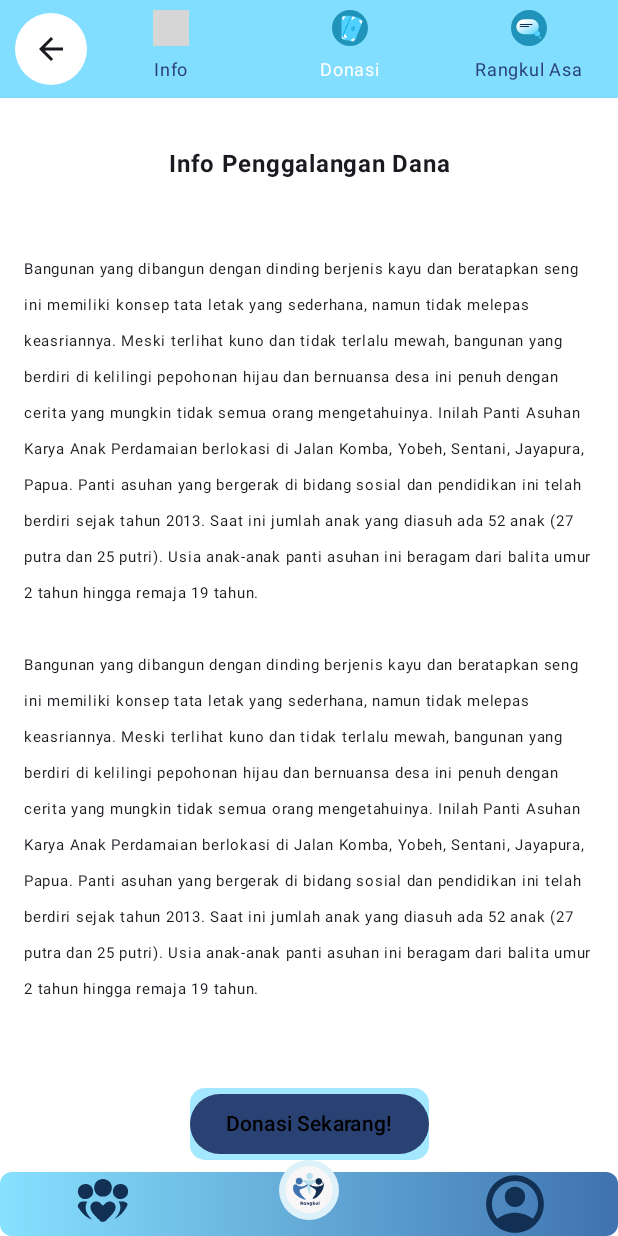
After one commit to Debbylelycaa/Rangkul-app, an Android app built with Jetpack Compose: the InfoPenggalanganDanaScreen screen opened through its navigation route, on a phone screen of 412 x 824 dp. The commit adds this screen. Run offline under Robolectric (Android 15) with nearby library versions, the phone set to English and light mode, and no system bars; grey boxes are pictures that could not be loaded.

Commit message:
info penggalangan dana

```diff
--- a/app/src/main/java/org/starlee/rangkulapp/navigation/NavGraph.kt
+++ b/app/src/main/java/org/starlee/rangkulapp/navigation/NavGraph.kt
@@ -7,6 +7,7 @@ import androidx.navigation.compose.composable
 import androidx.navigation.compose.rememberNavController
 import org.starlee.rangkulapp.ui.screen.BerandaScreen
 import org.starlee.rangkulapp.ui.screen.DetailPembayaranScreen
+import org.starlee.rangkulapp.ui.screen.InfoPenggalanganDanaScreen
 import org.starlee.rangkulapp.ui.screen.MulaiDonasiScreen
 import org.starlee.rangkulapp.ui.screen.PembayaranBerhasilScreen
 import org.starlee.rangkulapp.ui.screen.TerimakasihScreen
@@ -33,5 +34,8 @@ fun SetupNavGraph(navController: NavHostController = rememberNavController()) {
         composable(route = Screen.Transfer.route){
             TransferScreen(navController)
         }
+        composable(route = Screen.InfoPenggalanganDana.route){
+            InfoPenggalanganDanaScreen(navController)
+        }
     }
 }
--- a/app/src/main/java/org/starlee/rangkulapp/navigation/Screen.kt
+++ b/app/src/main/java/org/starlee/rangkulapp/navigation/Screen.kt
@@ -11,5 +11,7 @@ sealed class Screen (val route: String){
 
     data object Transfer: Screen("TransferScreen")
 
+    data object InfoPenggalanganDana: Screen("InfoPenggalanganDanaScreen")
+
 
 }
--- /dev/null
+++ b/app/src/main/java/org/starlee/rangkulapp/ui/screen/InfoPenggalanganDanaScreen.kt
@@ -0,0 +1,97 @@
+package org.starlee.rangkulapp.ui.screen
+
+import android.content.res.Configuration
+import androidx.compose.foundation.background
+import androidx.compose.foundation.layout.Arrangement
+import androidx.compose.foundation.layout.Column
+import androidx.compose.foundation.layout.Spacer
+import androidx.compose.foundation.layout.fillMaxSize
+import androidx.compose.foundation.layout.fillMaxWidth
+import androidx.compose.foundation.layout.height
+import androidx.compose.foundation.layout.padding
+import androidx.compose.foundation.shape.RoundedCornerShape
+import androidx.compose.material3.Button
+import androidx.compose.material3.ButtonDefaults
+import androidx.compose.material3.Text
+import androidx.compose.runtime.Composable
+import androidx.compose.ui.Alignment
+import androidx.compose.ui.Modifier
+import androidx.compose.ui.graphics.Brush
+import androidx.compose.ui.graphics.Color
+import androidx.compose.ui.res.stringResource
+import androidx.compose.ui.text.font.FontWeight
+import androidx.compose.ui.text.style.TextAlign
+import androidx.compose.ui.tooling.preview.Preview
+import androidx.compose.ui.unit.dp
+import androidx.compose.ui.unit.sp
+import androidx.navigation.NavHostController
+import androidx.navigation.compose.rememberNavController
+import org.starlee.rangkulapp.R
+import org.starlee.rangkulapp.navigation.Screen
+import org.starlee.rangkulapp.ui.screencomponent.Display1
+import org.starlee.rangkulapp.ui.screencomponent.DisplayTopNavBar2
+import org.starlee.rangkulapp.ui.theme.RangkulAppTheme
+
+@Composable
+fun InfoPenggalanganDanaScreen (navController: NavHostController){
+    val linearGradientBrush = Brush.horizontalGradient(
+        colors = listOf(Color(0xFF50D1FF), Color(0xFFBDE2EF))
+    )
+    val blue = Color(0xFFA4E8FF)
+
+
+    Column(
+        modifier = Modifier
+            .fillMaxSize()
+            .background(Color.White),
+        horizontalAlignment = Alignment.CenterHorizontally
+    ) {
+        DisplayTopNavBar2()
+
+        Spacer(modifier = Modifier.height(16.dp))
+
+        Column(
+            modifier = Modifier.padding(16.dp),
+            verticalArrangement = Arrangement.spacedBy(8.dp),
+            horizontalAlignment = Alignment.CenterHorizontally
+        ) {
+            Text(
+                text = stringResource(R.string.infopenggalangandana),
+                textAlign = TextAlign.Center,
+                fontWeight = FontWeight.Bold,
+                modifier = Modifier.fillMaxWidth() // Text occupies full width
+            )
+            Spacer(modifier = Modifier.height(30.dp))
+
+            Text(
+                text = stringResource(R.string.infokaryaanakperdamaian),
+                textAlign = TextAlign.Start,
+                fontSize = 10.sp,
+                modifier = Modifier.fillMaxWidth() // Text occupies full width
+            )
+        }
+        Spacer(modifier = Modifier.height(30.dp))
+
+        Button(
+            onClick = {navController.navigate(Screen.Transfer.route)},
+            modifier = Modifier
+                .padding(vertical = 8.dp)
+                .background(blue, RoundedCornerShape(10.dp)), // Set background color to blue with rounded corners
+            colors = ButtonDefaults.buttonColors(contentColor = Color.Black), // Set text color to white
+        ) {
+            Text(
+                text = stringResource(R.string.donasisekarang),
+            )
+        }
+
+        Display1()
+    }
+}
+@Preview(showBackground = true)
+@Preview(uiMode = Configuration.UI_MODE_NIGHT_YES, showBackground = true)
+@Composable
+fun InfoPenggalanganDanaScreenPreview(){
+    RangkulAppTheme {
+        InfoPenggalanganDanaScreen(rememberNavController())
+    }
+}
--- /dev/null
+++ b/app/src/main/java/org/starlee/rangkulapp/ui/screencomponent/TopNavBar.kt
@@ -0,0 +1,208 @@
+package org.starlee.rangkulapp.ui.screencomponent
+
+import androidx.annotation.DrawableRes
+import androidx.compose.foundation.background
+import androidx.compose.foundation.clickable
+import androidx.compose.foundation.layout.Box
+import androidx.compose.foundation.layout.Column
+import androidx.compose.foundation.layout.Row
+import androidx.compose.foundation.layout.Spacer
+import androidx.compose.foundation.layout.fillMaxHeight
+import androidx.compose.foundation.layout.fillMaxSize
+import androidx.compose.foundation.layout.fillMaxWidth
+import androidx.compose.foundation.layout.height
+import androidx.compose.foundation.layout.padding
+import androidx.compose.foundation.layout.size
+import androidx.compose.foundation.shape.RoundedCornerShape
+import androidx.compose.material.icons.Icons
+import androidx.compose.material.icons.filled.ArrowBack
+import androidx.compose.material3.Icon
+import androidx.compose.material3.IconButton
+import androidx.compose.material3.MaterialTheme
+import androidx.compose.material3.Text
+import androidx.compose.runtime.Composable
+import androidx.compose.runtime.getValue
+import androidx.compose.runtime.mutableIntStateOf
+import androidx.compose.runtime.remember
+import androidx.compose.runtime.setValue
+import androidx.compose.ui.Alignment
+import androidx.compose.ui.Alignment.Companion.Center
+import androidx.compose.ui.Modifier
+import androidx.compose.ui.graphics.Brush
+import androidx.compose.ui.graphics.Color
+import androidx.compose.ui.res.painterResource
+import androidx.compose.ui.res.stringResource
+import androidx.compose.ui.tooling.preview.Preview
+import androidx.compose.ui.unit.dp
+import androidx.compose.ui.unit.sp
+import org.starlee.rangkulapp.R
+
+val list1 = listOf(
+    NavBarItem(
+        R.drawable.ic_info_topnavbar,
+        "Info"
+    ),
+    NavBarItem(
+        R.drawable.ic_donasi_topnavbar,
+        "Donasi"
+    ),
+    NavBarItem(
+        R.drawable.ic_rangkulasa_topnavbar,
+        "Rangkul Asa"
+    )
+)
+
+data class NavBarItem(
+    @DrawableRes val icon: Int,
+    val title: String
+)
+
+@Preview
+@Composable
+fun DisplayTopNavBar1(){
+    Column {
+//        TopNavBar2(1, list1)
+//        Spacer(modifier = Modifier.height(4.dp)) // Spacer kecil untuk memberikan jarak antara ikon dan teks
+        TopNavBar1(1, list1)
+    }
+}
+@Composable
+fun DisplayTopNavBar2(){
+    Column {
+        TopNavBar2(1, list1)
+//        Spacer(modifier = Modifier.height(4.dp)) // Spacer kecil untuk memberikan jarak antara ikon dan teks
+//        TopNavBar1(1, list1)
+    }
+}
+
+@Composable
+fun TopNavBar2(
+    defaultSelectedIndex: Int = 0,
+    list: List<NavBarItem>
+){
+    val linearGradientBrush = Brush.horizontalGradient(
+        colors = listOf(Color(0xFF87E1FF), Color(0xFF3F72AF))
+    )
+
+    Box(
+        Modifier
+            .fillMaxWidth()
+            .height(65.dp)
+            .background(Color(0xFF82DEFF), RoundedCornerShape(0.1.dp))
+    ){
+        var selectedIndex by remember {
+            mutableIntStateOf(defaultSelectedIndex)
+        }
+
+        Row(
+            verticalAlignment = Alignment.CenterVertically,
+            modifier = Modifier.fillMaxSize()
+        ){
+            IconButton(
+                onClick = { },
+                modifier = Modifier
+                    .padding(start = 18.dp, end = 4.dp)
+                    .size(32.dp) // Adjusted size for smaller button
+                    .background(
+                        Color.White,
+                        RoundedCornerShape(100.dp) // Adjusted rounding for smaller button
+                    ),
+            ) {
+                Icon(
+                    imageVector = Icons.Filled.ArrowBack,
+                    contentDescription = stringResource(R.string.back),
+                    )
+            }
+
+            list.forEachIndexed { index, navItem ->
+                Box(
+                    Modifier
+                        .fillMaxHeight()
+                        .weight(1f)
+                        .clickable {
+                            selectedIndex = index
+                        },
+                    contentAlignment = Center
+                ) {
+
+                    Column(
+                        horizontalAlignment = Alignment.CenterHorizontally
+                    ) {
+                        Icon(
+                            painterResource(navItem.icon),
+                            contentDescription = null,
+                            Modifier.size(24.dp),
+                            tint = Color.Unspecified
+                        )
+
+                        Spacer(modifier = Modifier.height(4.dp)) // Spacer kecil untuk memberikan jarak antara ikon dan teks
+
+                        Text(
+                            navItem.title,
+                            color = if (selectedIndex == index) Color.White else MaterialTheme.colorScheme.primary,
+                            fontSize = 12.sp
+                        )
+                    }
+                }
+            }
+        }
+    }
+}
+
+
+@Composable
+fun TopNavBar1(
+    defaultSelectedIndex: Int = 0,
+    list: List<NavBarItem>
+){
+
+    Box(
+        Modifier
+            .fillMaxWidth()
+            .height(90.dp)
+            .background(Color.White, RoundedCornerShape(10.dp))
+    ){
+        var selectedIndex by remember {
+            mutableIntStateOf(defaultSelectedIndex)
+        }
+
+        Row(
+            verticalAlignment = Alignment.CenterVertically,
+            modifier = Modifier.fillMaxSize()
+        ){
+
+
+            list.forEachIndexed { index, navItem ->
+                Box(
+                    Modifier
+                        .fillMaxHeight()
+                        .weight(1f)
+                        .clickable {
+                            selectedIndex = index
+                        },
+                    contentAlignment = Center
+                ) {
+
+                    Column(
+                        horizontalAlignment = Alignment.CenterHorizontally
+                    ) {
+                        Icon(
+                            painterResource(navItem.icon),
+                            contentDescription = null,
+                            Modifier.size(24.dp),
+                            tint = Color.Unspecified
+                        )
+
+                        Spacer(modifier = Modifier.height(4.dp)) // Spacer kecil untuk memberikan jarak antara ikon dan teks
+
+                        Text(
+                            navItem.title,
+                            color = Color.Black,
+                            fontSize = 12.sp
+                        )
+                    }
+                }
+            }
+        }
+    }
+}
--- /dev/null
+++ b/app/src/main/res/drawable/ic_donasi_topnavbar.xml
@@ -0,0 +1,105 @@
+<vector xmlns:android="http://schemas.android.com/apk/res/android"
+    android:width="46dp"
+    android:height="46dp"
+    android:viewportWidth="46"
+    android:viewportHeight="46">
+  <path
+      android:pathData="M23,23m-23,0a23,23 0,1 1,46 0a23,23 0,1 1,-46 0"
+      android:fillColor="#2093BA"/>
+  <path
+      android:pathData="M17.069,7.19L22.989,7.19A5,5 0,0 1,27.989 12.19L27.989,33.517A5,5 0,0 1,22.989 38.517L17.069,38.517A5,5 0,0 1,12.069 33.517L12.069,12.19A5,5 0,0 1,17.069 7.19z"
+      android:fillColor="#50D1FF"/>
+  <path
+      android:pathData="M17.461,22.468a2.568,3.467 0,1 0,5.136 0a2.568,3.467 0,1 0,-5.136 0z"
+      android:fillColor="#31B7E4"/>
+  <path
+      android:pathData="M14.352,8.987L14.352,12.325"
+      android:strokeWidth="2"
+      android:fillColor="#00000000"
+      android:strokeColor="#ffffff"/>
+  <path
+      android:pathData="M13.352,9.244L16.947,9.244"
+      android:strokeWidth="2"
+      android:fillColor="#00000000"
+      android:strokeColor="#ffffff"/>
+  <path
+      android:pathData="M26.705,9.987L23.367,9.987"
+      android:strokeWidth="2"
+      android:fillColor="#00000000"
+      android:strokeColor="#ffffff"/>
+  <path
+      android:pathData="M26.448,8.987L26.448,12.582"
+      android:strokeWidth="2"
+      android:fillColor="#00000000"
+      android:strokeColor="#ffffff"/>
+  <path
+      android:pathData="M13.352,35.719L16.691,35.719"
+      android:strokeWidth="2"
+      android:fillColor="#00000000"
+      android:strokeColor="#ffffff"/>
+  <path
+      android:pathData="M13.609,36.719L13.609,33.125"
+      android:strokeWidth="2"
+      android:fillColor="#00000000"
+      android:strokeColor="#ffffff"/>
+  <path
+      android:pathData="M25.705,36.719L25.705,33.381"
+      android:strokeWidth="2"
+      android:fillColor="#00000000"
+      android:strokeColor="#ffffff"/>
+  <path
+      android:pathData="M26.705,36.463L23.11,36.463"
+      android:strokeWidth="2"
+      android:fillColor="#00000000"
+      android:strokeColor="#ffffff"/>
+  <path
+      android:pathData="M26.308,8.383L26.308,8.383A2.722,2.722 67.341,0 1,27.791 11.935L18.576,34.358A2.722,2.722 67.341,0 1,15.024 35.841L15.024,35.841A2.722,2.722 67.341,0 1,13.541 32.289L22.756,9.866A2.722,2.722 67.341,0 1,26.308 8.383z"
+      android:fillColor="#00A2D8"
+      android:fillAlpha="0.7"/>
+  <path
+      android:pathData="M30.02,8.556L35.506,10.782A5,5 99.274,0 1,38.259 17.295L30.241,37.057A5,5 53.818,0 1,23.728 39.811L18.242,37.585A5,5 125.437,0 1,15.489 31.072L23.507,11.309A5,5 80.367,0 1,30.02 8.556z"
+      android:fillColor="#50D1FF"/>
+  <path
+      android:pathData="M24.64,22.861a3.467,2.568 112.083,1 0,4.759 1.931a3.467,2.568 112.083,1 0,-4.759 -1.931z"
+      android:fillColor="#31B7E4"/>
+  <path
+      android:pathData="M26.827,9.201L25.572,12.294"
+      android:strokeWidth="2"
+      android:fillColor="#00000000"
+      android:strokeColor="#ffffff"/>
+  <path
+      android:pathData="M25.804,9.063L29.135,10.414"
+      android:strokeWidth="2"
+      android:fillColor="#00000000"
+      android:strokeColor="#ffffff"/>
+  <path
+      android:pathData="M37.898,14.771L34.805,13.516"
+      android:strokeWidth="2"
+      android:fillColor="#00000000"
+      android:strokeColor="#ffffff"/>
+  <path
+      android:pathData="M38.036,13.748L36.684,17.079"
+      android:strokeWidth="2"
+      android:fillColor="#00000000"
+      android:strokeColor="#ffffff"/>
+  <path
+      android:pathData="M15.851,33.596L18.944,34.85"
+      android:strokeWidth="2"
+      android:fillColor="#00000000"
+      android:strokeColor="#ffffff"/>
+  <path
+      android:pathData="M15.713,34.619L17.064,31.288"
+      android:strokeWidth="2"
+      android:fillColor="#00000000"
+      android:strokeColor="#ffffff"/>
+  <path
+      android:pathData="M26.921,39.166L28.176,36.073"
+      android:strokeWidth="2"
+      android:fillColor="#00000000"
+      android:strokeColor="#ffffff"/>
+  <path
+      android:pathData="M27.944,39.304L24.613,37.953"
+      android:strokeWidth="2"
+      android:fillColor="#00000000"
+      android:strokeColor="#ffffff"/>
+</vector>
--- /dev/null
+++ b/app/src/main/res/drawable/ic_rangkulasa_topnavbar.xml
@@ -0,0 +1,36 @@
+<vector xmlns:android="http://schemas.android.com/apk/res/android"
+    xmlns:aapt="http://schemas.android.com/aapt"
+    android:width="46dp"
+    android:height="46dp"
+    android:viewportWidth="46"
+    android:viewportHeight="46">
+  <path
+      android:pathData="M23,23m-23,0a23,23 0,1 1,46 0a23,23 0,1 1,-46 0"
+      android:fillColor="#2093BA"/>
+  <path
+      android:pathData="M16.488,11.916L25.91,11.916A9.56,9.56 0,0 1,35.47 21.476L35.47,21.476A9.56,9.56 0,0 1,25.91 31.036L16.488,31.036A9.56,9.56 0,0 1,6.928 21.476L6.928,21.476A9.56,9.56 0,0 1,16.488 11.916z">
+    <aapt:attr name="android:fillColor">
+      <gradient
+          android:startX="21.199"
+          android:startY="11.916"
+          android:endX="32.482"
+          android:endY="32.61"
+          android:type="linear">
+        <item android:offset="0" android:color="#FFFFFFFF"/>
+        <item android:offset="1" android:color="#FF50D1FF"/>
+      </gradient>
+    </aapt:attr>
+  </path>
+  <path
+      android:pathData="M33.53,30.205m-3.602,0a3.602,3.602 0,1 1,7.205 0a3.602,3.602 0,1 1,-7.205 0"
+      android:fillColor="#50D1FF"/>
+  <path
+      android:pathData="M37.132,35.193m-1.386,0a1.386,1.386 0,1 1,2.771 0a1.386,1.386 0,1 1,-2.771 0"
+      android:fillColor="#50D1FF"/>
+  <path
+      android:pathData="M11.554,18L27.072,18A0.554,0.554 0,0 1,27.626 18.554L27.626,18.554A0.554,0.554 0,0 1,27.072 19.108L11.554,19.108A0.554,0.554 0,0 1,11 18.554L11,18.554A0.554,0.554 0,0 1,11.554 18z"
+      android:fillColor="#123054"/>
+  <path
+      android:pathData="M11.554,20.494L22.639,20.494A0.554,0.554 0,0 1,23.193 21.048L23.193,21.048A0.554,0.554 0,0 1,22.639 21.602L11.554,21.602A0.554,0.554 0,0 1,11 21.048L11,21.048A0.554,0.554 0,0 1,11.554 20.494z"
+      android:fillColor="#123054"/>
+</vector>
--- a/app/src/main/res/values/strings.xml
+++ b/app/src/main/res/values/strings.xml
@@ -39,4 +39,7 @@
     <string name="alamat">Bandung, Indonesia</string>
     <string name="donasi">Donasi</string>
     <string name="karyaanakperdamaian">Panti Asuhan Karya Anak Perdamaian</string>
+    <string name="infopenggalangandana">Info Penggalangan Dana</string>
+    <string name="infokaryaanakperdamaian">Bangunan yang dibangun dengan dinding berjenis kayu dan beratapkan seng ini memiliki konsep tata letak yang sederhana, namun tidak melepas keasriannya. Meski terlihat kuno dan tidak terlalu mewah, bangunan yang berdiri di kelilingi pepohonan hijau dan bernuansa desa ini penuh dengan cerita yang mungkin tidak semua orang mengetahuinya. Inilah Panti Asuhan Karya Anak Perdamaian berlokasi di Jalan Komba, Yobeh, Sentani, Jayapura, Papua. Panti asuhan yang bergerak di bidang sosial dan pendidikan ini telah berdiri sejak tahun 2013. Saat ini jumlah anak yang diasuh ada 52 anak (27 putra dan 25 putri). Usia anak-anak panti asuhan ini beragam dari balita umur 2 tahun hingga remaja 19 tahun. \n\nBangunan yang dibangun dengan dinding berjenis kayu dan beratapkan seng ini memiliki konsep tata letak yang sederhana, namun tidak melepas keasriannya. Meski terlihat kuno dan tidak terlalu mewah, bangunan yang berdiri di kelilingi pepohonan hijau dan bernuansa desa ini penuh dengan cerita yang mungkin tidak semua orang mengetahuinya. Inilah Panti Asuhan Karya Anak Perdamaian berlokasi di Jalan Komba, Yobeh, Sentani, Jayapura, Papua. Panti asuhan yang bergerak di bidang sosial dan pendidikan ini telah berdiri sejak tahun 2013. Saat ini jumlah anak yang diasuh ada 52 anak (27 putra dan 25 putri). Usia anak-anak panti asuhan ini beragam dari balita umur 2 tahun hingga remaja 19 tahun.</string>
+    <string name="donasisekarang">Donasi Sekarang!</string>
 </resources>
```
